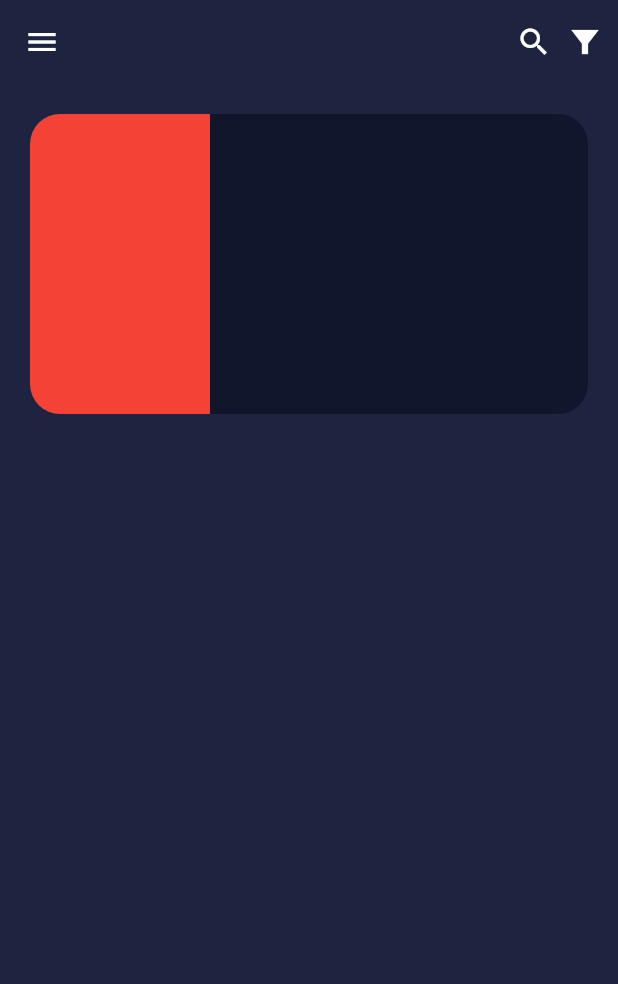
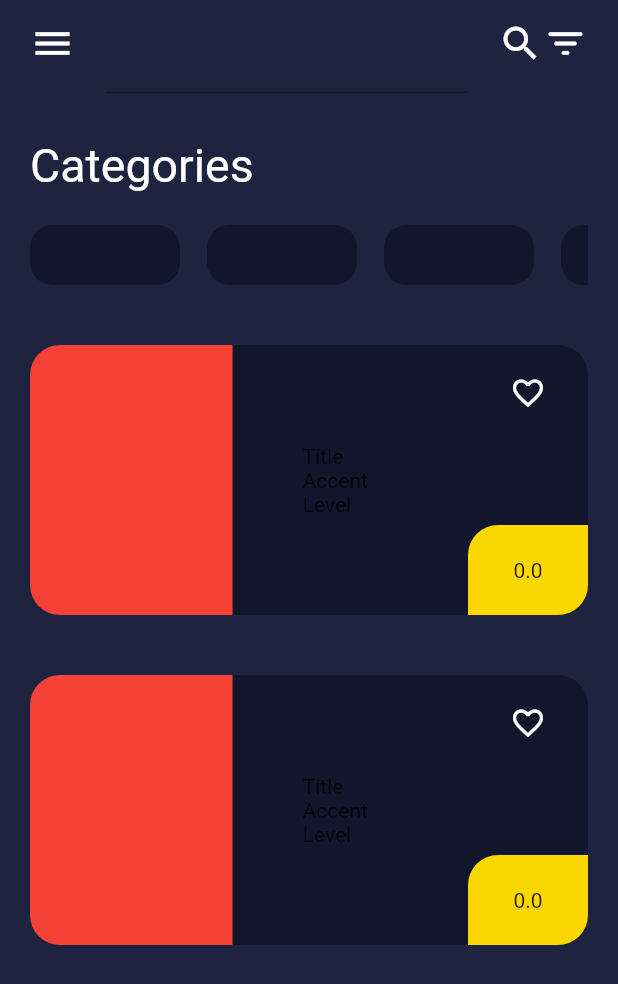
Before and after one commit to CristovoXDGM/movie_app, a Flutter app: the screen it shows after launch, on a phone screen of 412 x 824 dp. Shown: the top 984 px of the screen. Run offline on Flutter 3.47's test engine with Material 2 defaults, Android fonts, the light colour scheme and no system bars; our stand-ins replace bloc, dartz, flutter_modular; missing offline and left inert: uno.

Commit message:
Add bloc to present layer

```diff
--- a/lib/app/app_module.dart
+++ b/lib/app/app_module.dart
@@ -1,14 +1,15 @@
-import 'package:dio/dio.dart';
 import 'package:flutter_modular/flutter_modular.dart';
-import 'package:movie_app_fteam/app/modules/presenter/widgets/pages/home_page_widget.dart';
+
 import 'package:movie_app_fteam/app/modules/search/domain/usecases/search_movie_by_text.dart';
 import 'package:movie_app_fteam/app/modules/search/external/datasource/tmdb_datasource.dart';
 import 'package:movie_app_fteam/app/modules/search/infra/repositories/search_movie_repo_Impl.dart';
+import 'package:movie_app_fteam/app/modules/search/presenter/widgets/pages/home_page_widget.dart';
+import 'package:uno/uno.dart';
 
 class AppModule extends Module {
   @override
   List<Bind> get binds => [
-        Bind.factory((i) => Dio()),
+        Bind.factory((i) => Uno()),
         Bind.factory((i) => SearchMovieByTextImpl(i())),
         Bind.factory((i) => SearchRepositoryImpl(i())),
         Bind.factory((i) => TmdbDataSource(i())),
--- a/lib/app/modules/presenter/widgets/components/card_component_widget.dart
+++ /dev/null
@@ -1,51 +0,0 @@
-import 'package:flutter/material.dart';
-
-class CardComponentWidget extends StatefulWidget {
-  const CardComponentWidget({
-    Key? key,
-    this.title = "",
-    this.description = "",
-    this.image = "",
-    //Todo: change to aspect ratio and remove as parameter
-    this.imageWidth = 120,
-    required this.cardHeight,
-    this.cardWidth = double.infinity,
-  }) : super(key: key);
-
-  final String title;
-  final String description;
-  final String image;
-  final double imageWidth;
-  final double cardHeight;
-  final double cardWidth;
-
-  @override
-  State<CardComponentWidget> createState() => _CardComponentWidgetState();
-}
-
-class _CardComponentWidgetState extends State<CardComponentWidget> {
-  @override
-  Widget build(BuildContext context) {
-    return Container(
-      height: widget.cardHeight,
-      width: widget.cardWidth,
-      clipBehavior: Clip.antiAlias,
-      margin: const EdgeInsets.symmetric(
-        horizontal: 20,
-        vertical: 20,
-      ),
-      decoration: BoxDecoration(
-        color: const Color(0xff12162D),
-        borderRadius: BorderRadius.circular(20),
-      ),
-      child: Row(
-        children: [
-          Container(
-            color: Colors.red,
-            width: widget.imageWidth,
-          )
-        ],
-      ),
-    );
-  }
-}
--- a/lib/app/modules/presenter/widgets/pages/home_page_widget.dart
+++ /dev/null
@@ -1,40 +0,0 @@
-import 'package:flutter/material.dart';
-import 'package:movie_app_fteam/app/modules/presenter/widgets/components/card_component_widget.dart';
-
-class HomePageWidget extends StatefulWidget {
-  const HomePageWidget({Key? key}) : super(key: key);
-
-  @override
-  State<HomePageWidget> createState() => _HomePageWidgetState();
-}
-
-class _HomePageWidgetState extends State<HomePageWidget> {
-  @override
-  Widget build(BuildContext context) {
-    return SafeArea(
-      child: Scaffold(
-        backgroundColor: const Color(0xff1E2440),
-        appBar: AppBar(
-          title: const Icon(Icons.menu),
-          backgroundColor: Colors.transparent,
-          actions: const [
-            Icon(Icons.search),
-            SizedBox(width: 10),
-            Icon(Icons.filter_alt_sharp),
-            SizedBox(width: 10),
-          ],
-          elevation: 0,
-        ),
-        body: ListView.builder(
-          itemCount: 1,
-          itemBuilder: ((context, index) {
-            return const CardComponentWidget(
-              cardHeight: 200,
-              cardWidth: 326,
-            );
-          }),
-        ),
-      ),
-    );
-  }
-}
--- a/lib/app/modules/search/external/datasource/tmdb_datasource.dart
+++ b/lib/app/modules/search/external/datasource/tmdb_datasource.dart
@@ -1,10 +1,10 @@
-import 'package:dio/dio.dart';
 import 'package:movie_app_fteam/app/modules/search/domain/errors/errors.dart';
 import 'package:movie_app_fteam/app/modules/search/infra/datasource/search_movie_datasource.dart';
 import 'package:movie_app_fteam/app/modules/search/infra/models/result_search_movie_model.dart';
+import 'package:uno/uno.dart';
 
 class TmdbDataSource implements SearchDataSource {
-  final Dio dio;
+  final Uno dio;
 
   TmdbDataSource(this.dio);
 
@@ -17,7 +17,7 @@ class TmdbDataSource implements SearchDataSource {
     final response = await dio.get(
         "https://api.themoviedb.org/3/search/movie?api_key=fa75ca339a4b269c5f893e3aa248220f&query=${_normalizeSearch(movieTitle)}");
 
-    if (response.statusCode == 200) {
+    if (response.status == 200) {
       final list = (response.data['results'] as List)
           .map((e) => ResultSearchMovieModel.fromMap(e))
           .toList();
--- /dev/null
+++ b/lib/app/modules/search/presenter/bloc/search_movie_bloc.dart
@@ -0,0 +1,11 @@
+import 'package:bloc/bloc.dart';
+import 'package:movie_app_fteam/app/modules/search/domain/usecases/search_movie_by_text.dart';
+import 'package:movie_app_fteam/app/modules/search/presenter/bloc/state/search_result_bloc_state.dart';
+
+class SearchMovieBloc extends Bloc<String, SearchState> {
+  final SearchMovieByTextUseCase usecase;
+
+  SearchMovieBloc(this.usecase) : super(SearchStateStart()) {
+    on((event, emit) => emit(SearchStateLoading()));
+  }
+}
--- /dev/null
+++ b/lib/app/modules/search/presenter/bloc/state/search_result_bloc_state.dart
@@ -0,0 +1,15 @@
+import 'package:movie_app_fteam/app/modules/search/domain/entities/result_search.dart';
+
+abstract class SearchState {}
+
+class SearchStateSuccess implements SearchState {
+  final List<ResultSearchEntity> results;
+
+  SearchStateSuccess(this.results);
+}
+
+class SearchStateStart implements SearchState {}
+
+class SearchStateLoading implements SearchState {}
+
+class SearchStateError implements SearchState {}
--- /dev/null
+++ b/lib/app/modules/search/presenter/widgets/components/custom_app_bar_widget.dart
@@ -0,0 +1,83 @@
+import 'package:flutter/material.dart';
+
+class CustomAppBar extends StatefulWidget implements PreferredSizeWidget {
+  const CustomAppBar({Key? key, this.appBarHeight = 210}) : super(key: key);
+  final double appBarHeight;
+
+  @override
+  State<CustomAppBar> createState() => _CustomAppBarState();
+
+  @override
+  Size get preferredSize => Size(double.infinity, appBarHeight);
+}
+
+class _CustomAppBarState extends State<CustomAppBar> {
+  final double iconsSize = 30;
+  @override
+  Widget build(BuildContext context) {
+    return Container(
+      height: widget.appBarHeight,
+      width: double.infinity,
+      padding: const EdgeInsets.symmetric(horizontal: 20, vertical: 14),
+      child: Column(
+        children: [
+          Row(
+            mainAxisSize: MainAxisSize.max,
+            crossAxisAlignment: CrossAxisAlignment.start,
+            children: [
+              Align(
+                child: Icon(
+                  Icons.menu,
+                  size: iconsSize,
+                  color: Colors.white,
+                ),
+              ),
+              const Expanded(
+                child: Padding(
+                  padding: EdgeInsets.symmetric(horizontal: 20),
+                  child: TextField(),
+                ),
+              ),
+              Icon(
+                Icons.search,
+                size: iconsSize,
+                color: Colors.white,
+              ),
+              Icon(
+                Icons.filter_list_rounded,
+                size: iconsSize,
+                color: Colors.white,
+              ),
+            ],
+          ),
+          const SizedBox(height: 30),
+          Container(
+            alignment: Alignment.centerLeft,
+            child: const Text(
+              "Categories",
+              style: TextStyle(color: Colors.white, fontSize: 31),
+            ),
+          ),
+          const SizedBox(height: 22),
+          SizedBox(
+            width: double.infinity,
+            height: 40,
+            child: ListView.builder(
+              scrollDirection: Axis.horizontal,
+              itemBuilder: (context, index) {
+                return Container(
+                  width: 100,
+                  height: 31,
+                  margin: const EdgeInsets.only(right: 18),
+                  decoration: BoxDecoration(
+                      color: const Color(0xff12162D),
+                      borderRadius: BorderRadius.circular(15)),
+                );
+              },
+            ),
+          )
+        ],
+      ),
+    );
+  }
+}
--- /dev/null
+++ b/lib/app/modules/search/presenter/widgets/components/custom_card_component_widget.dart
@@ -0,0 +1,108 @@
+import 'package:flutter/material.dart';
+
+class CardComponentWidget extends StatefulWidget {
+  const CardComponentWidget({
+    Key? key,
+    this.title = "",
+    this.description = "",
+    this.image = "",
+    required this.cardHeight,
+    this.imageAspectRatio = 3 / 4,
+    this.cardWidth = double.infinity,
+  }) : super(key: key);
+
+  final String title;
+  final String description;
+  final String image;
+  final double imageAspectRatio;
+  final double cardHeight;
+  final double cardWidth;
+
+  @override
+  State<CardComponentWidget> createState() => _CardComponentWidgetState();
+}
+
+class _CardComponentWidgetState extends State<CardComponentWidget> {
+  bool favorite = false;
+
+  @override
+  Widget build(BuildContext context) {
+    return Container(
+      height: widget.cardHeight,
+      width: widget.cardWidth,
+      clipBehavior: Clip.antiAlias,
+      margin: const EdgeInsets.symmetric(
+        horizontal: 20,
+        vertical: 20,
+      ),
+      decoration: BoxDecoration(
+        color: const Color(0xff12162D),
+        borderRadius: BorderRadius.circular(20),
+      ),
+      child: Row(
+        mainAxisSize: MainAxisSize.min,
+        mainAxisAlignment: MainAxisAlignment.spaceBetween,
+        children: [
+          AspectRatio(
+            aspectRatio: widget.imageAspectRatio,
+            child: Container(
+              color: Colors.red,
+            ),
+          ),
+          Container(
+            padding: const EdgeInsets.symmetric(horizontal: 20),
+            height: double.infinity,
+            child: Column(
+              mainAxisAlignment: MainAxisAlignment.center,
+              crossAxisAlignment: CrossAxisAlignment.start,
+              children: const [
+                Text(
+                  "Title",
+                  style: TextStyle(),
+                ),
+                Text("Accent"),
+                Text("Level"),
+              ],
+            ),
+          ),
+          Container(
+            alignment: Alignment.bottomRight,
+            padding: const EdgeInsets.only(left: 20),
+            height: double.infinity,
+            child: Column(
+              mainAxisAlignment: MainAxisAlignment.spaceBetween,
+              crossAxisAlignment: CrossAxisAlignment.center,
+              children: [
+                GestureDetector(
+                  onTap: () {
+                    setState(() {
+                      favorite = !favorite;
+                    });
+                  },
+                  child: Padding(
+                    padding: const EdgeInsets.symmetric(vertical: 20),
+                    child: Icon(
+                        favorite ? Icons.favorite : Icons.favorite_border,
+                        color: Colors.white),
+                  ),
+                ),
+                Container(
+                  child: const Text("0.0"),
+                  height: 60,
+                  width: 80,
+                  alignment: Alignment.center,
+                  decoration: const BoxDecoration(
+                    color: Color(0xffFAD603),
+                    borderRadius: BorderRadius.only(
+                      topLeft: Radius.circular(20),
+                    ),
+                  ),
+                ),
+              ],
+            ),
+          ),
+        ],
+      ),
+    );
+  }
+}
--- /dev/null
+++ b/lib/app/modules/search/presenter/widgets/pages/home_page_widget.dart
@@ -0,0 +1,35 @@
+import 'package:flutter/material.dart';
+import 'package:movie_app_fteam/app/modules/search/presenter/widgets/components/custom_app_bar_widget.dart';
+import 'package:movie_app_fteam/app/modules/search/presenter/widgets/components/custom_card_component_widget.dart';
+
+class HomePageWidget extends StatefulWidget {
+  const HomePageWidget({Key? key}) : super(key: key);
+
+  @override
+  State<HomePageWidget> createState() => _HomePageWidgetState();
+}
+
+class _HomePageWidgetState extends State<HomePageWidget> {
+  final Color defaultBackgroundColor = const Color(0xff1E2440);
+
+  @override
+  Widget build(BuildContext context) {
+    return SafeArea(
+      child: Scaffold(
+          appBar: const CustomAppBar(),
+          backgroundColor: defaultBackgroundColor,
+          body: CustomScrollView(
+            slivers: [
+              SliverList(
+                delegate: SliverChildBuilderDelegate(
+                  (context, index) {
+                    return const CardComponentWidget(cardHeight: 180);
+                  },
+                  childCount: 2,
+                ),
+              )
+            ],
+          )),
+    );
+  }
+}
```
Also changed, not shown: pubspec.yaml (+9 -18 lines), pubspec.lock, 2 other files.
